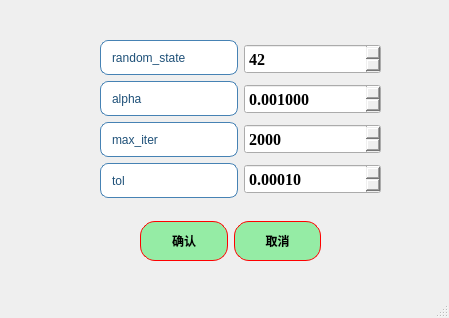
Old version of the form ui/algorithms6_GL_para.ui in the repository azhongege24/predict_first.
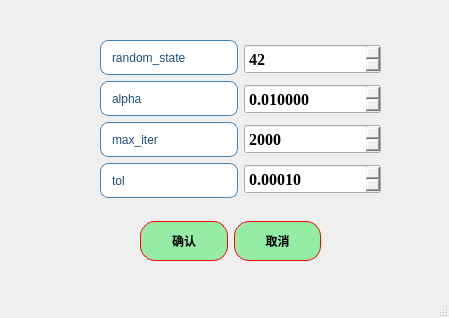
New version of the form.

Patch:
```diff
--- a/ui/algorithms6_GL_para.ui
+++ b/ui/algorithms6_GL_para.ui
@@ -288,7 +288,7 @@
           <double>0.100000000000000</double>
          </property>
          <property name="value">
-          <double>0.001000000000000</double>
+          <double>0.010000000000000</double>
          </property>
         </widget>
        </item>
```
